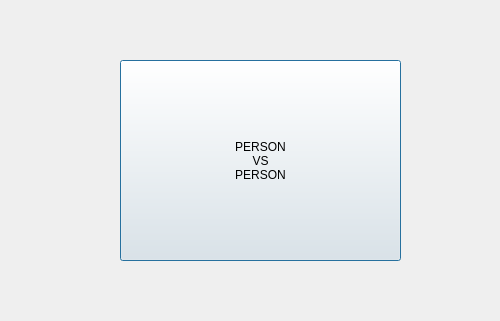
This is Qt/ModesWindow.ui in alaamhassan/OthelloGameProject as Qt 5 draws it before an edit; both pictures show x 0 to 500 and y 270 to 591 of the 1286 by 700 pixel window. The edited form follows.
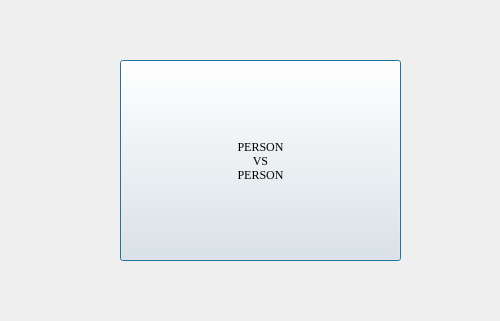
This is the edited form.

Patch:
```diff
--- a/Qt/ModesWindow.ui
+++ b/Qt/ModesWindow.ui
@@ -28,13 +28,6 @@
      <height>201</height>
     </rect>
    </property>
-   <property name="font">
-    <font>
-     <family>Segoe UI</family>
-     <bold>false</bold>
-     <strikeout>false</strikeout>
-    </font>
-   </property>
    <property name="styleSheet">
     <string notr="true">&lt;p&gt;PERSON&lt;b&gt; VS&lt;/b&gt; PERSON&lt;/p&gt;</string>
    </property>
```
